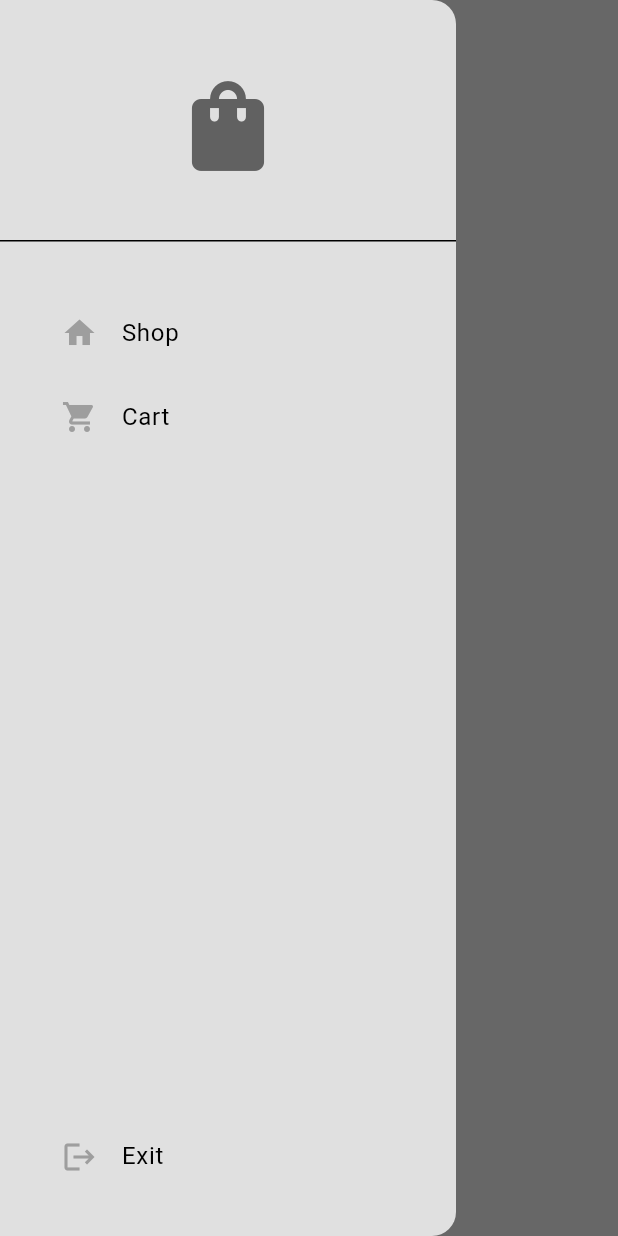
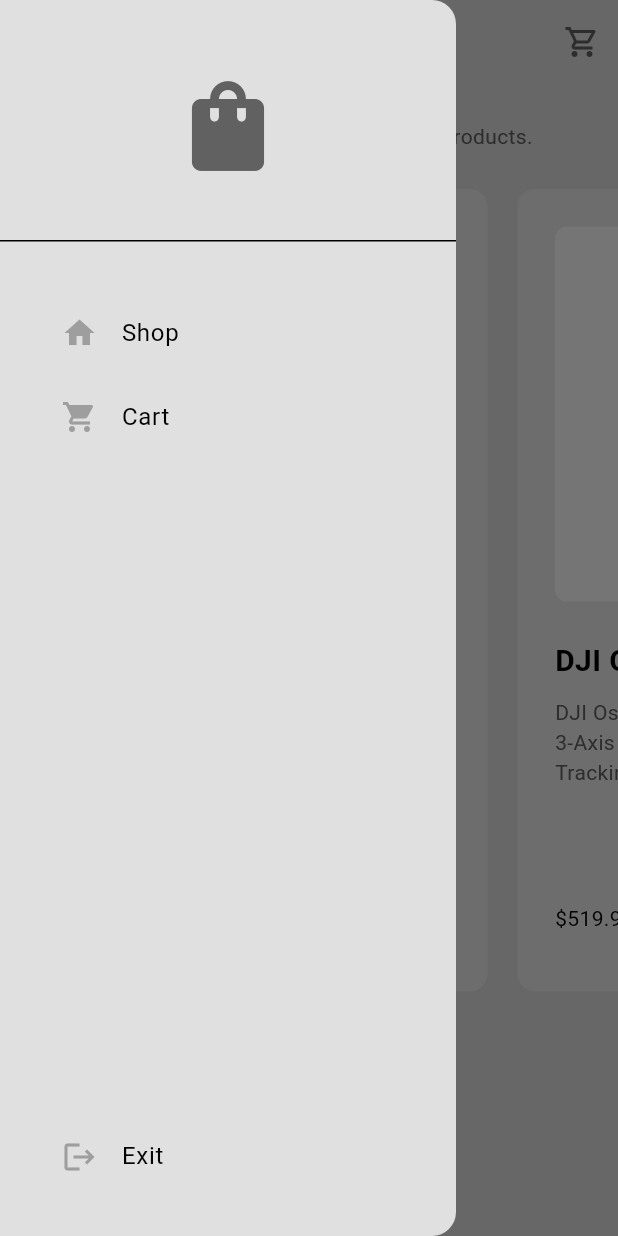
Before and after one commit to hafizn07/minimal_ecommerce_app, a Flutter app: the ShopPage screen opened by its route, with the side drawer open, on a phone screen of 412 x 824 dp. Run offline on Flutter 3.47's test engine with Material 3 defaults, Android fonts, the phone set to English and light mode, and no system bars.

Commit message:
feat: add product tile

```diff
--- /dev/null
+++ b/lib/components/my_product_tile.dart
@@ -0,0 +1,117 @@
+import 'package:flutter/material.dart';
+import 'package:minimal_ecommerce_app/models/product.dart';
+import 'package:minimal_ecommerce_app/models/shop.dart';
+import 'package:provider/provider.dart';
+
+class MyProductTile extends StatelessWidget {
+  final Product product;
+
+  const MyProductTile({
+    super.key,
+    required this.product,
+  });
+
+  //add to cart button pressed
+  void addToCart(BuildContext context) {
+    //show a dialog box to ask the user to confirm to add to cart
+    showDialog(
+      context: context,
+      builder: (context) => AlertDialog(
+        content: const Text('Add this item to your cart?'),
+        actions: [
+          //cancel button
+          MaterialButton(
+            onPressed: () => Navigator.pop(context),
+            child: const Text('Cancel'),
+          ),
+
+          //yes button
+          MaterialButton(
+            onPressed: () {
+              Navigator.pop(context);
+              //add to cart
+              context.read<Shop>().addToCart(product);
+            },
+            child: const Text('Yes'),
+          ),
+        ],
+      ),
+    );
+  }
+
+  @override
+  Widget build(BuildContext context) {
+    return Container(
+      decoration: BoxDecoration(
+        color: Theme.of(context).colorScheme.primary,
+        borderRadius: BorderRadius.circular(12),
+      ),
+      margin: const EdgeInsets.all(10),
+      padding: const EdgeInsets.all(25),
+      width: 300,
+      child: Column(
+        crossAxisAlignment: CrossAxisAlignment.start,
+        mainAxisAlignment: MainAxisAlignment.spaceBetween,
+        children: [
+          Column(
+            crossAxisAlignment: CrossAxisAlignment.start,
+            children: [
+              //product image
+              AspectRatio(
+                aspectRatio: 1,
+                child: Container(
+                  decoration: BoxDecoration(
+                    color: Theme.of(context).colorScheme.secondary,
+                    borderRadius: BorderRadius.circular(8),
+                  ),
+                  width: double.infinity,
+                  padding: const EdgeInsets.all(25),
+                  child: const Icon(Icons.favorite),
+                ),
+              ),
+
+              const SizedBox(height: 25),
+              //product name
+              Text(
+                product.name,
+                style: const TextStyle(
+                  fontWeight: FontWeight.bold,
+                  fontSize: 20,
+                ),
+              ),
+
+              const SizedBox(height: 10),
+              //product description
+              Text(
+                product.description,
+                style: TextStyle(
+                    color: Theme.of(context).colorScheme.inversePrimary),
+              ),
+            ],
+          ),
+          const SizedBox(height: 25),
+          //product price + add to cart button
+          Row(
+            mainAxisAlignment: MainAxisAlignment.spaceBetween,
+            children: [
+              //product price
+              Text('\$${product.price.toStringAsFixed(2)}'),
+
+              //add to cart button
+              Container(
+                decoration: BoxDecoration(
+                  color: Theme.of(context).colorScheme.secondary,
+                  borderRadius: BorderRadius.circular(12),
+                ),
+                child: IconButton(
+                  onPressed: () => addToCart(context),
+                  icon: const Icon(Icons.add),
+                ),
+              )
+            ],
+          ),
+        ],
+      ),
+    );
+  }
+}
--- a/lib/models/shop.dart
+++ b/lib/models/shop.dart
@@ -1,36 +1,41 @@
+import 'package:flutter/material.dart';
 import 'package:minimal_ecommerce_app/models/product.dart';
 
-class Shop {
+class Shop extends ChangeNotifier {
   //product for sale
   final List<Product> _shop = [
     //product1
     Product(
-      name: "product1",
-      price: 99.99,
-      description: "product description 1",
+      name: "Bose QuietComfort Ultra Headphones",
+      price: 349.99,
+      description:
+          "Bose QC 45 Over-Ear Headphones with Bluetooth, Noise Cancelling, and Built-in Mic in Triple Black.",
     ),
     //product2
     Product(
-      name: "product2",
-      price: 99.99,
-      description: "product description 2",
+      name: "DJI Osmo Pocket 3",
+      price: 519.99,
+      description:
+          "DJI Osmo Pocket 3: 4K/120fps Video, 3-Axis Stabilization, Face/Object Tracking, Fast Focusing.",
     ),
     //product3
     Product(
-      name: "product3",
-      price: 99.99,
-      description: "product description 3",
+      name: "CMF by Nothing Watch Pro",
+      price: 49.99,
+      description:
+          "Nothing Watch Pro: 1.96 AMOLED, BT calling, AI noise reduction, GPS Smartwatch (Dark Grey Strap).",
     ),
     //product4
     Product(
-      name: "product4",
-      price: 99.99,
-      description: "product description 4",
+      name: "PS5™ console",
+      price: 649.99,
+      description:
+          "Experience Ultra-high-speed SSD, haptic feedback, adaptive triggers, 3D Audio, next-gen gaming.",
     ),
   ];
 
   //user cart
-  List<Product> _cart = [];
+  final List<Product> _cart = [];
 
   //get product list
   List<Product> get shop => _shop;
@@ -41,10 +46,12 @@ class Shop {
   //add item to the cart
   void addToCart(Product item) {
     _cart.add(item);
+    notifyListeners();
   }
 
   //remove item from the cart
   void removeFromCart(Product item) {
     _cart.remove(item);
+    notifyListeners();
   }
 }
--- a/lib/pages/shop_page.dart
+++ b/lib/pages/shop_page.dart
@@ -1,11 +1,17 @@
 import 'package:flutter/material.dart';
 import 'package:minimal_ecommerce_app/components/my_drawer.dart';
+import 'package:minimal_ecommerce_app/components/my_product_tile.dart';
+import 'package:minimal_ecommerce_app/models/shop.dart';
+import 'package:provider/provider.dart';
 
 class ShopPage extends StatelessWidget {
   const ShopPage({super.key});
 
   @override
   Widget build(BuildContext context) {
+    //access products in shop
+    final products = context.watch<Shop>().shop;
+
     return Scaffold(
       appBar: AppBar(
         backgroundColor: Colors.transparent,
@@ -13,9 +19,47 @@ class ShopPage extends StatelessWidget {
         foregroundColor: Theme.of(context).colorScheme.inversePrimary,
         title: const Text("Shop page"),
         centerTitle: true,
+        actions: [
+          //goto cart page
+          IconButton(
+            onPressed: () => Navigator.pushNamed(context, "/cart_page"),
+            icon: const Icon(Icons.shopping_cart_outlined),
+          ),
+        ],
       ),
       drawer: const MyDrawer(),
       backgroundColor: Theme.of(context).colorScheme.background,
+      body: ListView(
+        children: [
+          const SizedBox(height: 25),
+          //shop subtitle
+          Center(
+            child: Text(
+              "Pick from a selected list of premium products.",
+              style: TextStyle(
+                color: Theme.of(context).colorScheme.inversePrimary,
+              ),
+            ),
+          ),
+
+          //product list
+          SizedBox(
+            height: 585,
+            child: ListView.builder(
+              itemCount: products.length,
+              scrollDirection: Axis.horizontal,
+              padding: const EdgeInsets.all(15),
+              itemBuilder: (context, index) {
+                //get each individual product from shop
+                final product = products[index];
+
+                //return a product tile UI
+                return MyProductTile(product: product);
+              },
+            ),
+          ),
+        ],
+      ),
     );
   }
 }
--- a/pubspec.yaml
+++ b/pubspec.yaml
@@ -35,6 +35,7 @@ dependencies:
   # The following adds the Cupertino Icons font to your application.
   # Use with the CupertinoIcons class for iOS style icons.
   cupertino_icons: ^1.0.2
+  provider: ^6.1.1
 
 dev_dependencies:
   flutter_test:
```
Also changed, not shown: lib/main.dart (+8 -1 lines), lib/pages/cart_page.dart (+86 -0 lines), pubspec.lock.
